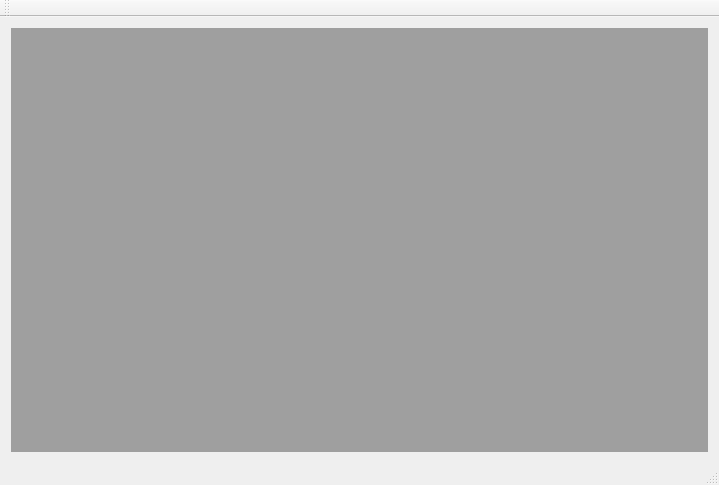
Before: the Qt Designer form 3DP/mainwindow.ui in awph/Design-Patterns, drawn with Qt 5.
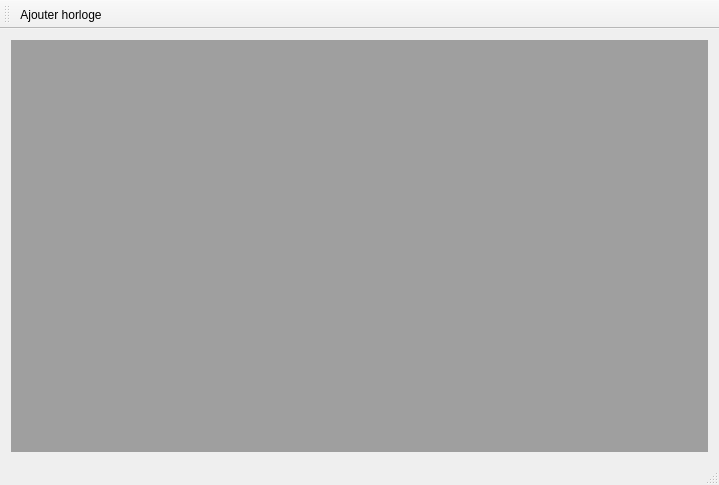
After: the same form once the commit is applied.

The edit to the form file:
```diff
--- a/3DP/mainwindow.ui
+++ b/3DP/mainwindow.ui
@@ -37,8 +37,14 @@
    <attribute name="toolBarBreak">
     <bool>false</bool>
    </attribute>
+   <addaction name="actionAjouter"/>
   </widget>
   <widget class="QStatusBar" name="statusBar"/>
+  <action name="actionAjouter">
+   <property name="text">
+    <string>Ajouter horloge</string>
+   </property>
+  </action>
  </widget>
  <layoutdefault spacing="6" margin="11"/>
  <resources/>
```
Left out of the diff: 10 changed lines with no effect on the pictures.
